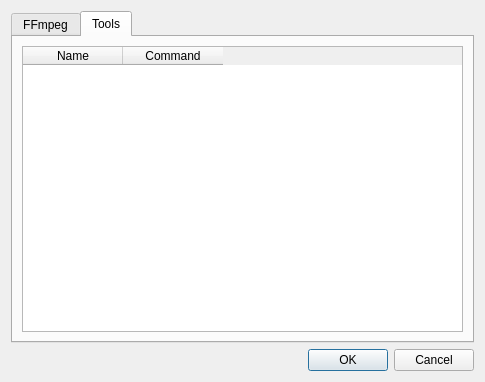
qwinff/qwinff, file src/ui/optionsdialog.ui: the form before one commit.
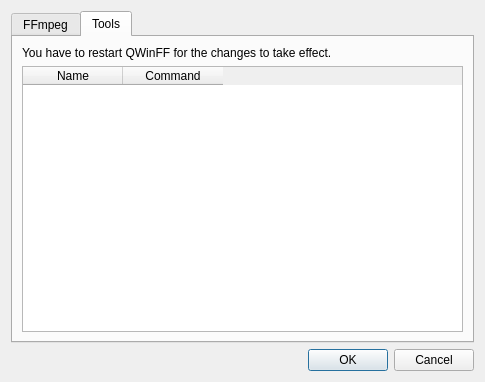
The form after the commit. The open tabs and pages were chosen to show the change.

Commit message: OptionsDialog: add a notice stating that restart is required.

Patch:
```diff
--- a/src/ui/optionsdialog.ui
+++ b/src/ui/optionsdialog.ui
@@ -61,7 +61,19 @@
       <attribute name="title">
        <string>Tools</string>
       </attribute>
-      <layout class="QHBoxLayout" name="horizontalLayout_3">
+      <layout class="QVBoxLayout" name="verticalLayout_3">
+       <item>
+        <layout class="QVBoxLayout" name="verticalLayout_2">
+         <item>
+          <widget class="QLabel" name="label">
+           <property name="text">
+            <string>You have to restart QWinFF for the changes to take effect.</string>
+           </property>
+           <property name="wordWrap">
+            <bool>true</bool>
+           </property>
+          </widget>
+         </item>
        <item>
         <widget class="QTableWidget" name="toolTable">
          <property name="showDropIndicator" stdset="0">
@@ -84,6 +96,8 @@
           </property>
          </column>
         </widget>
+         </item>
+        </layout>
        </item>
       </layout>
      </widget>
```
Lines whose indentation alone changed are shown as unchanged.
